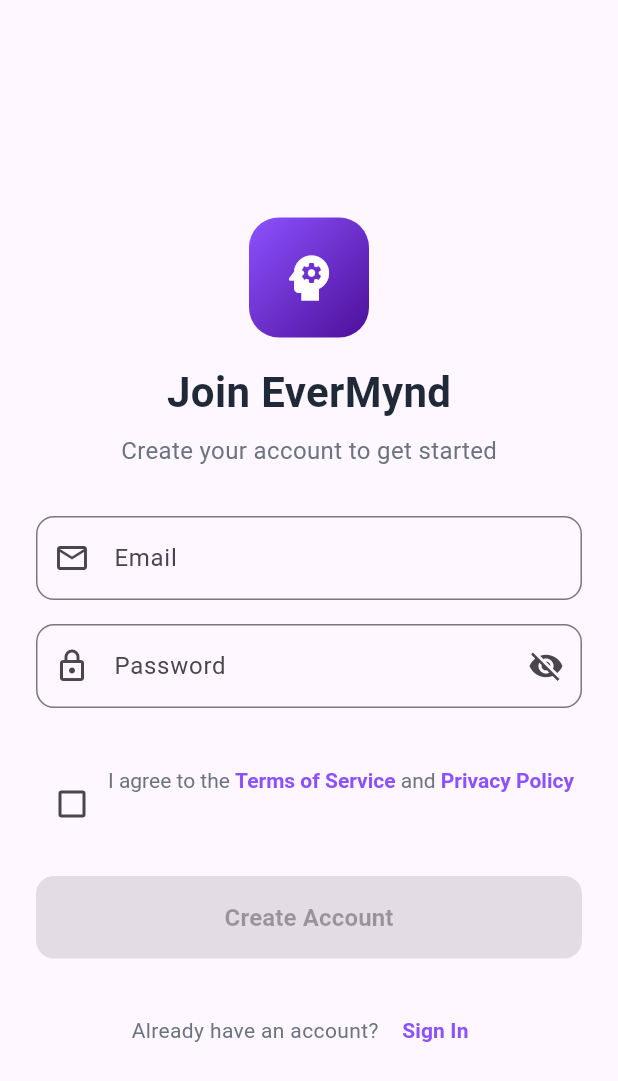
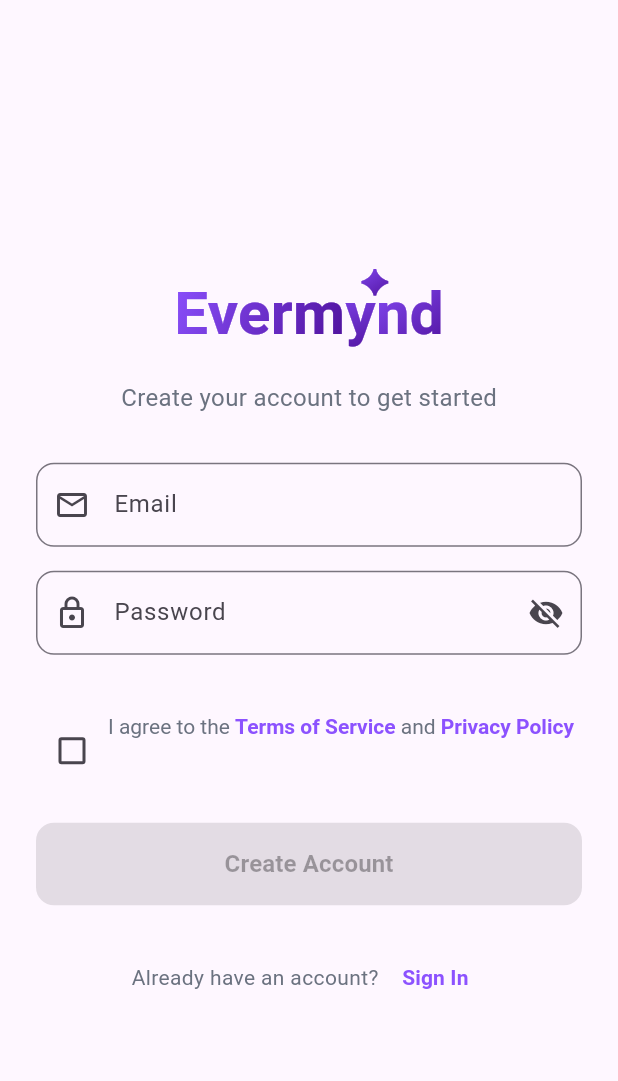
Before and after one commit to mepla/cloneme, a Flutter app: the screen it shows after launch, after a tap on "Sign In", after a tap on "Create Account", on a phone screen of 412 x 824 dp. Shown: the top 1081 px of the screen. Run offline on Flutter 3.47's test engine with Material 3 defaults, Android fonts, the phone set to English and light mode, and no system bars; our stand-ins replace dio, equatable, flutter_bloc, flutter_secure_storage.

Commit message:
Add EvermyndLogo widget and development infrastructure
- Create EvermyndLogo widget with gradient text and star
- Remove brain icons from login/signup screens and make logo larger
- Add config.json for hardcoded service ports
- Add scripts/dev.sh for managing backend/frontend services
- Update authentication screens UI layout
- Add development workflow documentation

🤖 Generated with [Claude Code](https://claude.ai/code)

Co-Authored-By: Claude <noreply@anthropic.com>

```diff
--- /dev/null
+++ b/config.json
@@ -0,0 +1,23 @@
+{
+  "ports": {
+    "backend": 8000,
+    "frontend": {
+      "web": 3000,
+      "ios": "simulator"
+    }
+  },
+  "services": {
+    "backend": {
+      "command": "cd backend && source venv/bin/activate && python3 -m uvicorn main:app --reload --port 8000",
+      "health_check": "http://localhost:8000/health"
+    },
+    "frontend": {
+      "web": {
+        "command": "cd frontend && flutter run -d web-server --web-port 3000"
+      },
+      "ios": {
+        "command": "cd frontend && flutter run -d \"iPhone 16 Plus\""
+      }
+    }
+  }
+}
--- a/frontend/lib/main.dart
+++ b/frontend/lib/main.dart
@@ -6,6 +6,7 @@ import 'blocs/auth/auth_state.dart';
 import 'repositories/auth_repository.dart';
 import 'services/api_client.dart';
 import 'services/secure_storage_service.dart';
+import 'widgets/evermynd_logo.dart';
 import 'screens/login_screen.dart';
 import 'screens/home_screen.dart';
 
@@ -108,26 +109,26 @@ class SplashScreen extends StatelessWidget {
             end: Alignment.bottomRight,
           ),
         ),
-        child: const Center(
+        child: Center(
           child: Column(
             mainAxisAlignment: MainAxisAlignment.center,
             children: [
-              Icon(
+              const Icon(
                 Icons.psychology,
                 color: Colors.white,
                 size: 80,
               ),
-              SizedBox(height: 24),
-              Text(
-                'EverMynd',
-                style: TextStyle(
-                  fontSize: 32,
-                  fontWeight: FontWeight.bold,
-                  color: Colors.white,
-                ),
+              const SizedBox(height: 24),
+              ShaderMask(
+                shaderCallback: (bounds) => const LinearGradient(
+                  colors: [Colors.white, Colors.white70],
+                  begin: Alignment.topLeft,
+                  end: Alignment.bottomRight,
+                ).createShader(bounds),
+                child: const EvermyndLogo(size: LogoSize.large),
               ),
-              SizedBox(height: 48),
-              CircularProgressIndicator(
+              const SizedBox(height: 48),
+              const CircularProgressIndicator(
                 color: Colors.white,
                 strokeWidth: 3,
               ),
--- a/frontend/lib/screens/home_screen.dart
+++ b/frontend/lib/screens/home_screen.dart
@@ -3,6 +3,7 @@ import 'package:flutter_bloc/flutter_bloc.dart';
 import '../blocs/auth/auth_bloc.dart';
 import '../blocs/auth/auth_event.dart';
 import '../blocs/auth/auth_state.dart';
+import '../widgets/evermynd_logo.dart';
 import 'login_screen.dart';
 
 class HomeScreen extends StatelessWidget {
@@ -12,7 +13,7 @@ class HomeScreen extends StatelessWidget {
   Widget build(BuildContext context) {
     return Scaffold(
       appBar: AppBar(
-        title: const Text('EverMynd'),
+        title: const EvermyndLogo(size: LogoSize.small),
         backgroundColor: const Color(0xFF8C52FF),
         foregroundColor: Colors.white,
         actions: [
@@ -104,14 +105,16 @@ class HomeScreen extends StatelessWidget {
                         ),
                       ),
                       const SizedBox(height: 32),
-                      Text(
-                        'Welcome to EverMynd!',
-                        style: Theme.of(context).textTheme.headlineMedium?.copyWith(
-                          fontWeight: FontWeight.bold,
-                          color: const Color(0xFF1F2937),
+                      const Text(
+                        'Welcome to',
+                        style: TextStyle(
+                          fontSize: 24,
+                          color: Color(0xFF6B7280),
                         ),
                         textAlign: TextAlign.center,
                       ),
+                      const SizedBox(height: 8),
+                      const EvermyndLogo(size: LogoSize.large),
                       const SizedBox(height: 16),
                       Text(
                         'Hello ${state.user.displayName ?? state.user.email}!',
--- a/frontend/lib/screens/login_screen.dart
+++ b/frontend/lib/screens/login_screen.dart
@@ -3,6 +3,7 @@ import 'package:flutter_bloc/flutter_bloc.dart';
 import '../blocs/auth/auth_bloc.dart';
 import '../blocs/auth/auth_event.dart';
 import '../blocs/auth/auth_state.dart';
+import '../widgets/evermynd_logo.dart';
 import 'signup_screen.dart';
 import 'home_screen.dart';
 
@@ -61,33 +62,8 @@ class _LoginScreenState extends State<LoginScreen> {
                         padding: const EdgeInsets.symmetric(vertical: 32),
                         child: Column(
                           children: [
-                            Container(
-                              width: 80,
-                              height: 80,
-                              decoration: BoxDecoration(
-                                gradient: const LinearGradient(
-                                  colors: [Color(0xFF8C52FF), Color(0xFF4D0F99)],
-                                  begin: Alignment.topLeft,
-                                  end: Alignment.bottomRight,
-                                ),
-                                borderRadius: BorderRadius.circular(20),
-                              ),
-                              child: const Icon(
-                                Icons.psychology,
-                                color: Colors.white,
-                                size: 40,
-                              ),
-                            ),
+                            const EvermyndLogo(size: LogoSize.large),
                             const SizedBox(height: 16),
-                            const Text(
-                              'EverMynd',
-                              style: TextStyle(
-                                fontSize: 28,
-                                fontWeight: FontWeight.bold,
-                                color: Color(0xFF1F2937),
-                              ),
-                            ),
-                            const SizedBox(height: 8),
                             const Text(
                               'Welcome back',
                               style: TextStyle(
--- a/frontend/lib/screens/signup_screen.dart
+++ b/frontend/lib/screens/signup_screen.dart
@@ -3,6 +3,7 @@ import 'package:flutter_bloc/flutter_bloc.dart';
 import '../blocs/auth/auth_bloc.dart';
 import '../blocs/auth/auth_event.dart';
 import '../blocs/auth/auth_state.dart';
+import '../widgets/evermynd_logo.dart';
 import 'login_screen.dart';
 import 'home_screen.dart';
 
@@ -61,33 +62,8 @@ class _SignUpScreenState extends State<SignUpScreen> {
                         padding: const EdgeInsets.symmetric(vertical: 32),
                         child: Column(
                           children: [
-                            Container(
-                              width: 80,
-                              height: 80,
-                              decoration: BoxDecoration(
-                                gradient: const LinearGradient(
-                                  colors: [Color(0xFF8C52FF), Color(0xFF4D0F99)],
-                                  begin: Alignment.topLeft,
-                                  end: Alignment.bottomRight,
-                                ),
-                                borderRadius: BorderRadius.circular(20),
-                              ),
-                              child: const Icon(
-                                Icons.psychology,
-                                color: Colors.white,
-                                size: 40,
-                              ),
-                            ),
+                            const EvermyndLogo(size: LogoSize.large),
                             const SizedBox(height: 16),
-                            const Text(
-                              'Join EverMynd',
-                              style: TextStyle(
-                                fontSize: 28,
-                                fontWeight: FontWeight.bold,
-                                color: Color(0xFF1F2937),
-                              ),
-                            ),
-                            const SizedBox(height: 8),
                             const Text(
                               'Create your account to get started',
                               style: TextStyle(
--- /dev/null
+++ b/frontend/lib/widgets/evermynd_logo.dart
@@ -0,0 +1,66 @@
+import 'package:flutter/material.dart';
+
+class EvermyndLogo extends StatelessWidget {
+  final LogoSize size;
+
+  const EvermyndLogo({
+    super.key,
+    this.size = LogoSize.large,
+  });
+
+  @override
+  Widget build(BuildContext context) {
+    final double fontSize = size == LogoSize.small ? 24 : 40;
+    final double starSize = size == LogoSize.small ? 16 : 22;
+
+    return Row(
+      mainAxisSize: MainAxisSize.min,
+      children: [
+        // "Everm" part
+        _buildGradientText('Everm', fontSize),
+
+        // "y" with star above
+        Stack(
+          clipBehavior: Clip.none,
+          children: [
+            _buildGradientText('y', fontSize),
+            Positioned(
+              top: size == LogoSize.small ? -8 : -10,
+              left: fontSize * 0.25, // Center the star above 'y'
+              child: _buildGradientText('✦', starSize),
+            ),
+          ],
+        ),
+
+        // "nd" part
+        _buildGradientText('nd', fontSize),
+      ],
+    );
+  }
+
+  Widget _buildGradientText(String text, double fontSize) {
+    return ShaderMask(
+      shaderCallback: (bounds) => const LinearGradient(
+        colors: [
+          Color(0xFF8C52FF), // primary-400 equivalent
+          Color(0xFF4D0F99), // primary-600 equivalent
+        ],
+        begin: Alignment.topLeft,
+        end: Alignment.bottomRight,
+      ).createShader(bounds),
+      child: Text(
+        text,
+        style: TextStyle(
+          fontSize: fontSize,
+          fontWeight: FontWeight.bold,
+          color: Colors.white, // This will be masked by the gradient
+        ),
+      ),
+    );
+  }
+}
+
+enum LogoSize {
+  small,
+  large,
+}
```
Also changed, not shown: 6 other files.
